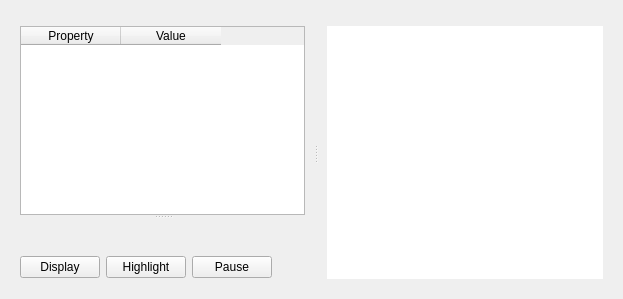
The window that profit/workbench/widgets/ui_messagedisplay.ui (hpsilva/profitpy) describes before a commit, drawn with Qt 5.
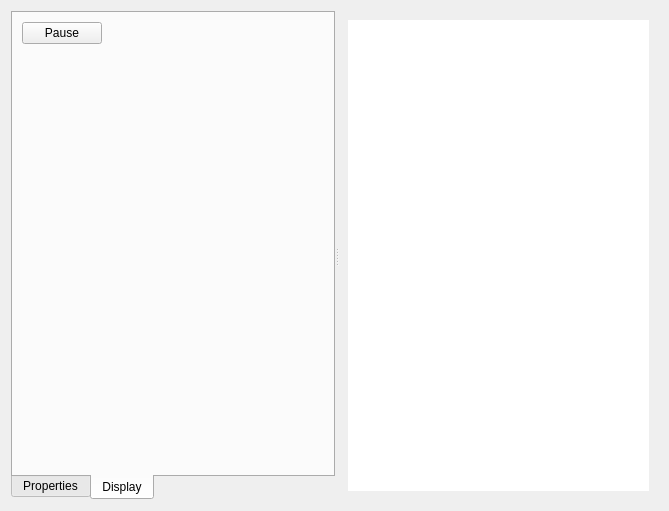
The same window after the commit. Icons and pictures are not drawn. Custom widgets are drawn as their Qt base class.

Commit message: Reworked message display ui.  Added QSortFilterProxy subclass to implement filtering by message type.

Patch:
```diff
--- a/profit/workbench/widgets/ui_messagedisplay.ui
+++ b/profit/workbench/widgets/ui_messagedisplay.ui
@@ -5,48 +5,44 @@
    <rect>
     <x>0</x>
     <y>0</y>
-    <width>623</width>
-    <height>299</height>
+    <width>669</width>
+    <height>511</height>
    </rect>
   </property>
   <property name="windowTitle" >
    <string>Message Display</string>
   </property>
-  <layout class="QVBoxLayout" name="verticalLayout_3" >
-   <item>
-    <widget class="SearchBar" native="1" name="searchBar" >
-     <property name="sizePolicy" >
-      <sizepolicy vsizetype="Minimum" hsizetype="Minimum" >
-       <horstretch>1</horstretch>
-       <verstretch>0</verstretch>
-      </sizepolicy>
-     </property>
-    </widget>
-   </item>
+  <layout class="QHBoxLayout" name="horizontalLayout_2" >
    <item>
     <widget class="QSplitter" name="splitter" >
-     <property name="sizePolicy" >
-      <sizepolicy vsizetype="Preferred" hsizetype="Expanding" >
-       <horstretch>0</horstretch>
-       <verstretch>3</verstretch>
-      </sizepolicy>
-     </property>
      <property name="orientation" >
       <enum>Qt::Horizontal</enum>
      </property>
-     <widget class="QFrame" name="frame_2" >
-      <property name="frameShape" >
-       <enum>QFrame::NoFrame</enum>
+     <widget class="QTabWidget" name="tabWidget" >
+      <property name="tabPosition" >
+       <enum>QTabWidget::South</enum>
       </property>
-      <property name="frameShadow" >
-       <enum>QFrame::Plain</enum>
+      <property name="currentIndex" >
+       <number>1</number>
       </property>
+      <widget class="QWidget" name="propertyTab" >
+       <property name="geometry" >
+        <rect>
+         <x>0</x>
+         <y>0</y>
+         <width>334</width>
+         <height>459</height>
+        </rect>
+       </property>
+       <attribute name="title" >
+        <string>Properties</string>
+       </attribute>
+       <attribute name="icon" >
+        <iconset resource="../../lib/widgets/profit.qrc" >
+         <normaloff>:/images/icons/view_text.png</normaloff>:/images/icons/view_text.png</iconset>
+       </attribute>
       <layout class="QVBoxLayout" name="verticalLayout" >
        <item>
-        <widget class="QSplitter" name="splitter_2" >
-         <property name="orientation" >
-          <enum>Qt::Vertical</enum>
-         </property>
          <widget class="QTableWidget" name="messageDetail" >
           <property name="sizePolicy" >
            <sizepolicy vsizetype="Preferred" hsizetype="Expanding" >
@@ -54,9 +50,18 @@
             <verstretch>3</verstretch>
            </sizepolicy>
           </property>
+          <property name="frameShape" >
+           <enum>QFrame::NoFrame</enum>
+          </property>
+          <property name="alternatingRowColors" >
+           <bool>true</bool>
+          </property>
           <property name="selectionMode" >
            <enum>QAbstractItemView::SingleSelection</enum>
           </property>
+          <property name="gridStyle" >
+           <enum>Qt::DashLine</enum>
+          </property>
           <column>
            <property name="text" >
             <string>Property</string>
@@ -68,40 +73,28 @@
            </property>
           </column>
          </widget>
-         <widget class="MessageTypeSelect" native="1" name="messageTypeDisplay" >
-          <property name="enabled" >
-           <bool>false</bool>
-          </property>
-         </widget>
-        </widget>
-       </item>
-       <item>
-        <layout class="QHBoxLayout" name="horizontalLayout" >
-         <item>
-          <widget class="QPushButton" name="displayButton" >
-           <property name="contextMenuPolicy" >
-            <enum>Qt::DefaultContextMenu</enum>
-           </property>
-           <property name="text" >
+        </item>
+       </layout>
+      </widget>
+      <widget class="QWidget" name="displayTab" >
+       <property name="geometry" >
+        <rect>
+         <x>0</x>
+         <y>0</y>
+         <width>334</width>
+         <height>459</height>
+        </rect>
+       </property>
+       <attribute name="title" >
             <string>Display</string>
-           </property>
-           <property name="icon" >
+       </attribute>
+       <attribute name="icon" >
             <iconset resource="../../lib/widgets/profit.qrc" >
-             <normaloff>:/images/icons/filter.png</normaloff>:/images/icons/filter.png</iconset>
-           </property>
-          </widget>
-         </item>
+         <normaloff>:/images/icons/display.png</normaloff>:/images/icons/display.png</iconset>
+       </attribute>
+       <layout class="QVBoxLayout" name="verticalLayout_3" >
          <item>
-          <widget class="QPushButton" name="colorButton" >
-           <property name="text" >
-            <string>Highlight</string>
-           </property>
-           <property name="icon" >
-            <iconset resource="../../lib/widgets/profit.qrc" >
-             <normaloff>:/images/icons/colorize.png</normaloff>:/images/icons/colorize.png</iconset>
-           </property>
-          </widget>
-         </item>
+         <layout class="QHBoxLayout" name="horizontalLayout" >
          <item>
           <widget class="QPushButton" name="pauseButton" >
            <property name="text" >
@@ -120,23 +113,31 @@
           </widget>
          </item>
          <item>
-          <spacer name="horizontalSpacer" >
-           <property name="orientation" >
-            <enum>Qt::Horizontal</enum>
-           </property>
-           <property name="sizeHint" stdset="0" >
-            <size>
-             <width>13</width>
-             <height>24</height>
-            </size>
-           </property>
-          </spacer>
+           <widget class="SearchBar" native="1" name="searchBar" >
+            <property name="sizePolicy" >
+             <sizepolicy vsizetype="Minimum" hsizetype="Minimum" >
+              <horstretch>1</horstretch>
+              <verstretch>0</verstretch>
+             </sizepolicy>
+            </property>
+           </widget>
          </item>
         </layout>
        </item>
-      </layout>
-     </widget>
-     <widget class="QFrame" name="frame" >
+        <item>
+         <widget class="MessageTypeSelect" native="1" name="messageTypeDisplay" >
+          <property name="sizePolicy" >
+           <sizepolicy vsizetype="Preferred" hsizetype="Preferred" >
+            <horstretch>0</horstretch>
+            <verstretch>1</verstretch>
+           </sizepolicy>
+          </property>
+         </widget>
+        </item>
+       </layout>
+      </widget>
+     </widget>
+     <widget class="QFrame" name="messageTableFrame" >
       <property name="sizePolicy" >
        <sizepolicy vsizetype="Preferred" hsizetype="Preferred" >
         <horstretch>0</horstretch>
```
Lines whose indentation alone changed are shown as unchanged. The commit also changes 4 other files.
